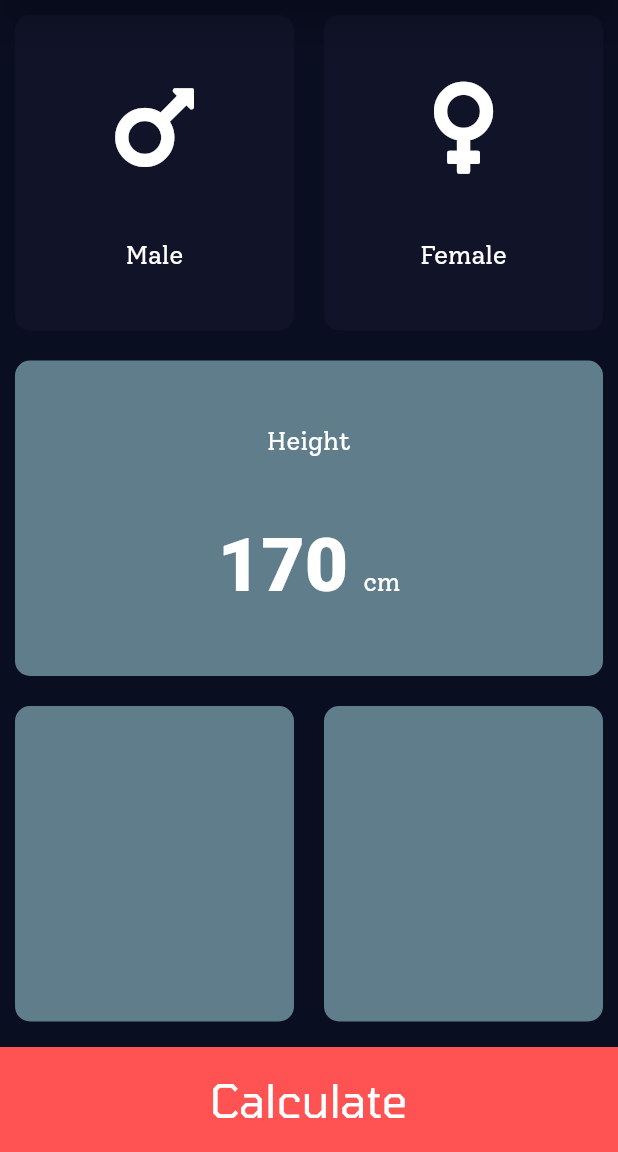
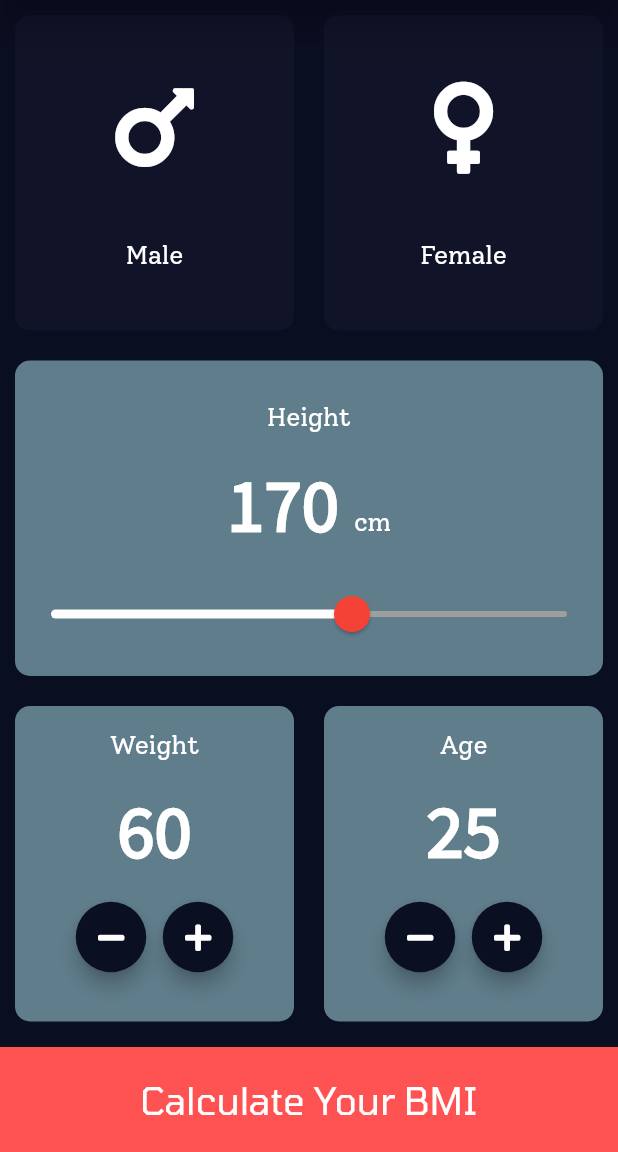
Before and after one commit to grayHatEnigma/BMI-Calculator, a Flutter app: the screen it shows after launch, on a phone screen of 412 x 824 dp, the part 84-1236 px from its top. Run offline on Flutter 3.47's test engine with Material 2 defaults, Android fonts, the phone set to English and light mode, and no system bars; our stand-ins replace font_awesome_flutter.

Commit message:
fourth commit - complete the first page ui

```diff
--- a/lib/constants.dart
+++ b/lib/constants.dart
@@ -3,9 +3,16 @@ import 'package:flutter/material.dart';
 //Constants Variables
 
 // original color: Color(0xFF1D1E33)
+/*
+Colors
+ */
+const Color kBackgroundColor = Color(0xFF0A0E21);
+const Color kAccentColor = Colors.pink;
 const Color kActiveCardColor = Colors.blueGrey;
 const Color kInactiveCardColor = Color(0xFF111328);
 const Color kBottomContainerColor = Colors.redAccent;
+const Color kIconButtonColor = Color(0xFF0A0F21);
+
 const double kBottomContainerHeight = 70;
 //text style object to use in labels
 const TextStyle kLabelTextStyle = TextStyle(
@@ -15,5 +22,5 @@ const TextStyle kLabelTextStyle = TextStyle(
 const TextStyle kNumberTextStyle = TextStyle(
   fontSize: 50,
   fontWeight: FontWeight.w900,
-  fontFamily: '',
+  fontFamily: 'SourceSansPro',
 );
--- a/lib/input_page.dart
+++ b/lib/input_page.dart
@@ -4,6 +4,7 @@ import 'card_content.dart';
 import 'package:font_awesome_flutter/font_awesome_flutter.dart';
 import 'enum_gender.dart';
 import 'constants.dart';
+import 'round_icon_button.dart';
 
 class InputPage extends StatefulWidget {
   @override
@@ -13,6 +14,8 @@ class InputPage extends StatefulWidget {
 class _InputPageState extends State<InputPage> {
   Gender selectedGender;
   int height = 170;
+  int weight = 60;
+  int age = 25;
 
   @override
   Widget build(BuildContext context) {
@@ -67,16 +70,19 @@ class _InputPageState extends State<InputPage> {
                 ),
               ],
             ),
-          ),
+          ), // Male and Female
           Expanded(
             child: ReusableCard(
               colour: kActiveCardColor,
               cardChild: Column(
                 mainAxisAlignment: MainAxisAlignment.spaceEvenly,
                 children: <Widget>[
-                  Text(
-                    'Height',
-                    style: kLabelTextStyle,
+                  Padding(
+                    padding: const EdgeInsets.only(top: 10),
+                    child: Text(
+                      'Height',
+                      style: kLabelTextStyle,
+                    ),
                   ),
                   Row(
                     mainAxisAlignment: MainAxisAlignment.center,
@@ -96,19 +102,124 @@ class _InputPageState extends State<InputPage> {
                       ),
                     ],
                   ),
+                  SliderTheme(
+                    data: SliderTheme.of(context).copyWith(
+                        thumbShape:
+                            RoundSliderThumbShape(enabledThumbRadius: 12),
+                        overlayShape:
+                            RoundSliderOverlayShape(overlayRadius: 24),
+                        thumbColor: Color(0xFFF44336),
+                        overlayColor: Color(0x29F44336),
+                        activeTrackColor: Colors.white,
+                        inactiveTrackColor: Colors.grey[500]),
+                    child: Slider(
+                      value: height.toDouble(),
+                      min: 100,
+                      max: 220,
+                      onChanged: (double newValue) {
+                        setState(() {
+                          height = newValue.round();
+                        });
+                      },
+                    ),
+                  ),
                 ],
               ),
             ),
-          ),
+          ), // Height
           Expanded(
             child: Row(
               children: <Widget>[
                 Expanded(
-                  child: ReusableCard(colour: kActiveCardColor),
-                ),
+                  child: ReusableCard(
+                    colour: kActiveCardColor,
+                    cardChild: Column(
+                      mainAxisAlignment: MainAxisAlignment.spaceEvenly,
+                      children: <Widget>[
+                        Text(
+                          'Weight',
+                          style: kLabelTextStyle,
+                        ),
+                        Text(
+                          weight.toString(),
+                          style: kNumberTextStyle,
+                        ),
+                        Row(
+                          mainAxisAlignment: MainAxisAlignment.center,
+                          children: <Widget>[
+                            RoundIconButton(
+                              icon: FontAwesomeIcons.minus,
+                              onPressed: () {
+                                setState(() {
+                                  weight--;
+                                });
+                              },
+                            ),
+                            SizedBox(
+                              width: 10,
+                            ),
+                            RoundIconButton(
+                              icon: FontAwesomeIcons.plus,
+                              onPressed: () {
+                                setState(() {
+                                  weight++;
+                                });
+                              },
+                            ),
+                          ],
+                        ),
+                        SizedBox(
+                          height: 1,
+                        ),
+                      ],
+                    ),
+                  ),
+                ), // Weight
                 Expanded(
-                  child: ReusableCard(colour: kActiveCardColor),
-                ),
+                  child: ReusableCard(
+                    colour: kActiveCardColor,
+                    cardChild: Column(
+                      mainAxisAlignment: MainAxisAlignment.spaceEvenly,
+                      children: <Widget>[
+                        Text(
+                          'Age',
+                          style: kLabelTextStyle,
+                        ),
+                        Text(
+                          age.toString(),
+                          style: kNumberTextStyle,
+                        ),
+                        Row(
+                          mainAxisAlignment: MainAxisAlignment.center,
+                          children: <Widget>[
+                            RoundIconButton(
+                              icon: FontAwesomeIcons.minus,
+                              onPressed: () {
+                                setState(() {
+                                  age--;
+                                });
+                              },
+                            ),
+                            SizedBox(
+                              width: 10,
+                            ),
+                            RoundIconButton(
+                              icon: FontAwesomeIcons.plus,
+                              onPressed: () {
+                                setState(() {
+                                  age++;
+                                });
+                              },
+                            ),
+                          ],
+                        ),
+                        SizedBox(
+                          height: 1,
+                        ),
+                      ],
+                    ),
+                  ),
+                ), //Age
               ],
             ),
           ),
@@ -119,9 +230,9 @@ class _InputPageState extends State<InputPage> {
             width: double.infinity,
             child: Center(
               child: Text(
-                'Calculate',
+                'Calculate Your BMI',
                 textAlign: TextAlign.center,
-                style: TextStyle(fontSize: 30, fontFamily: 'Tomorrow'),
+                style: TextStyle(fontSize: 25, fontFamily: 'Tomorrow'),
               ),
             ),
           )
--- a/lib/main.dart
+++ b/lib/main.dart
@@ -1,5 +1,6 @@
 import 'package:flutter/material.dart';
 import 'input_page.dart';
+import 'constants.dart';
 
 void main() => runApp(BMICalculator());
 
@@ -9,9 +10,9 @@ class BMICalculator extends StatelessWidget {
     return MaterialApp(
       debugShowCheckedModeBanner: false,
       theme: ThemeData.dark().copyWith(
-        primaryColor: Color(0xFF0A0E21),
-        accentColor: Colors.pink,
-        scaffoldBackgroundColor: Color(0xFF0A0E21),
+        primaryColor: kBackgroundColor,
+        accentColor: kAccentColor,
+        scaffoldBackgroundColor: kBackgroundColor,
         textTheme: TextTheme(
           body1: TextStyle(fontFamily: 'Solway'),
         ),
--- a/lib/reusable_card.dart
+++ b/lib/reusable_card.dart
@@ -7,7 +7,7 @@ Reusable Card Widget
 // a useful reusable card widget with a custom color
 class ReusableCard extends StatelessWidget {
   final Color colour;
-  final cardChild;
+  final Widget cardChild;
   final Function onPress;
   ReusableCard({@required this.colour, this.cardChild, this.onPress});
 
--- /dev/null
+++ b/lib/round_icon_button.dart
@@ -0,0 +1,25 @@
+import 'package:flutter/material.dart';
+import 'constants.dart';
+
+/*
+A very handy button widget similar to a FAB with a custom icon
+ */
+class RoundIconButton extends StatelessWidget {
+  final IconData icon;
+  final Function onPressed;
+  RoundIconButton({@required this.icon, @required this.onPressed});
+  @override
+  Widget build(BuildContext context) {
+    return RawMaterialButton(
+      constraints: BoxConstraints.tightFor(width: 47, height: 47),
+      shape: CircleBorder(),
+      fillColor: kIconButtonColor,
+      elevation: 5,
+      onPressed: onPressed,
+      child: Icon(
+        icon,
+        size: 20,
+      ),
+    );
+  }
+} // RoundIconButton
--- a/pubspec.yaml
+++ b/pubspec.yaml
@@ -30,3 +30,8 @@ flutter:
     - family: Tomorrow
       fonts:
         - asset: fonts/Tomorrow-Regular.ttf
+
+
+    - family: SourceSansPro
+      fonts:
+        - asset: fonts/SourceSansPro-Regular.ttf
```
Also changed, not shown: fonts/SourceSansPro-Regular.ttf (added).
